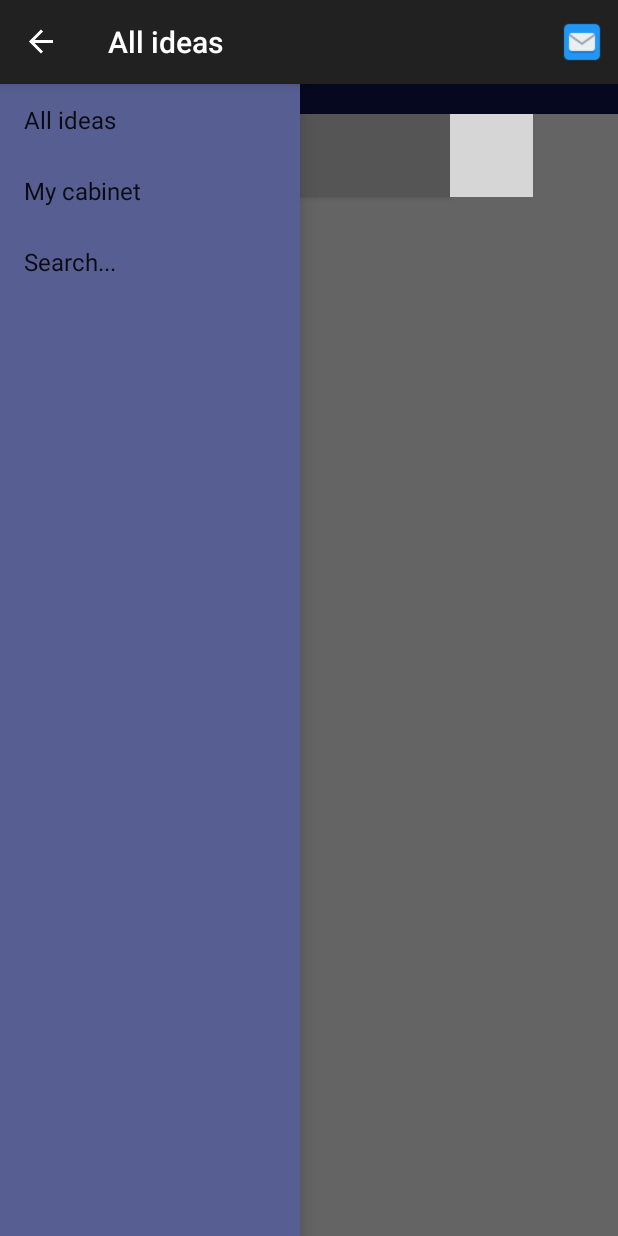
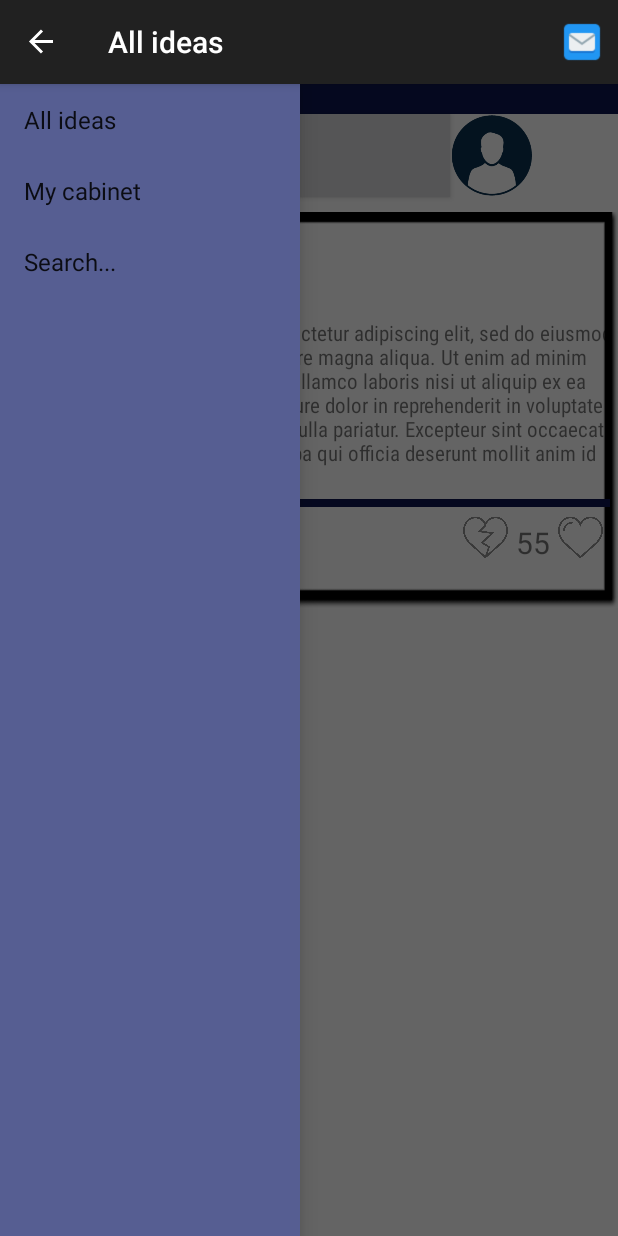
Before and after one commit to EStotskaya/Idee, an Android app: the AppActivity screen opened directly, with no data from a screen before it, with the side drawer open, on a phone screen of 412 x 824 dp. Run offline under Robolectric (Android 15) with nearby library versions, the phone set to English and light mode, and no system bars; our stand-ins replace ButterKnife; grey boxes are pictures that could not be loaded.

Commit message:
initial adapter + cell view for idea + new pics

```diff
--- a/android/app/src/main/AndroidManifest.xml
+++ b/android/app/src/main/AndroidManifest.xml
@@ -7,7 +7,7 @@
 
     <application
         android:allowBackup="true"
-        android:icon="@drawable/logo"
+        android:icon="@drawable/main_icon"
         android:label="@string/app_name"
         android:theme="@style/AppTheme" >
         <activity
--- a/android/app/src/main/java/com/code_and_fix/idee/AllIdeasFragment.java
+++ b/android/app/src/main/java/com/code_and_fix/idee/AllIdeasFragment.java
@@ -6,12 +6,17 @@ import android.app.Fragment;
 import android.view.LayoutInflater;
 import android.view.View;
 import android.view.ViewGroup;
+import android.widget.FrameLayout;
+
+import butterknife.Bind;
 
 
 /**
  * A simple {@link Fragment} subclass.
  */
 public class AllIdeasFragment extends Fragment {
+
+    @Bind(R.id.frame) FrameLayout frame;
 
 
     public AllIdeasFragment() {
@@ -22,7 +27,9 @@ public class AllIdeasFragment extends Fragment {
     @Override
     public View onCreateView(LayoutInflater inflater, ViewGroup container,
                              Bundle savedInstanceState) {
-        // Inflate the layout for this fragment
+
+        //will be changed, when there'll be an adapter and database
+        View view = inflater.inflate(R.layout.idea_cell, container, true);
         return inflater.inflate(R.layout.fragment_all_ideas, container, false);
     }
 
--- a/android/app/src/main/res/layout/activity_app.xml
+++ b/android/app/src/main/res/layout/activity_app.xml
@@ -26,7 +26,7 @@
         android:textSize="20sp"
         android:textStyle="italic"
         android:clickable="true"
-        android:fontFamily="sans-serif-condensed"
+        android:fontFamily="sans-serif-thin"
         android:elevation="2dp"/>
 
     <ImageView
@@ -39,6 +39,7 @@
         />
 
     <FrameLayout android:id="@+id/mainFrame"
+        android:layout_marginTop="10dp"
         android:layout_width="match_parent"
         android:layout_height="match_parent"
         android:layout_below="@+id/logInfo"
--- a/android/app/src/main/res/layout/activity_main.xml
+++ b/android/app/src/main/res/layout/activity_main.xml
@@ -14,7 +14,7 @@
             android:layout_marginTop="40dp"
             android:layout_centerHorizontal="true"
             android:id="@+id/logo"
-            android:src="@drawable/logo"/>
+            android:src="@drawable/main_icon"/>
 
         <TextView android:text="@string/idea_title"
             android:layout_width="wrap_content"
--- a/android/app/src/main/res/layout/fragment_all_ideas.xml
+++ b/android/app/src/main/res/layout/fragment_all_ideas.xml
@@ -1,9 +1,9 @@
 <FrameLayout xmlns:android="http://schemas.android.com/apk/res/android"
     xmlns:tools="http://schemas.android.com/tools" android:layout_width="match_parent"
-    android:layout_height="match_parent" tools:context="com.code_and_fix.idee.AllIdeasFragment">
+    android:layout_height="match_parent" tools:context="com.code_and_fix.idee.AllIdeasFragment"
+    android:id="@+id/frame">
 
     <!-- TODO: Update blank fragment layout -->
-    <TextView android:layout_width="match_parent" android:layout_height="match_parent"
-        android:text="All Ideas Fragment" />
+
 
 </FrameLayout>
--- a/android/app/src/main/res/layout/fragment_new_idea.xml
+++ b/android/app/src/main/res/layout/fragment_new_idea.xml
@@ -19,8 +19,9 @@
         android:inputType="textMultiLine"
         android:lines="5"
         android:maxLines="5"
-        android:background="@drawable/oldschool_border"
+        android:background="@drawable/large"
         android:elevation="2dp"
+        android:textStyle="italic"
         />
 
     <Button
@@ -33,6 +34,7 @@
         android:layout_below="@+id/ideaBody"
         android:layout_alignLeft="@+id/ideaBody"
         android:layout_marginTop="10dp"
+        android:fontFamily="sans-serif-thin"
         />
 
    </RelativeLayout>
--- /dev/null
+++ b/android/app/src/main/res/layout/idea_cell.xml
@@ -0,0 +1,106 @@
+<?xml version="1.0" encoding="utf-8"?>
+<LinearLayout xmlns:android="http://schemas.android.com/apk/res/android"
+    android:orientation="vertical" android:layout_width="match_parent"
+    android:layout_height="match_parent">
+
+    <RelativeLayout
+        android:layout_width="match_parent"
+        android:layout_height="264dp"
+        android:background="@drawable/plain_idea_frame">
+
+        <ImageView
+            android:layout_width="55dp"
+            android:layout_height="55dp"
+            android:src="@drawable/profile_pictures"
+            android:id="@+id/profPic"
+            android:layout_marginTop="10dp"
+            android:layout_marginLeft="7dp"
+            android:layout_alignParentLeft="true"
+            />
+
+        <TextView
+            android:layout_width="wrap_content"
+            android:layout_height="wrap_content"
+            android:layout_toRightOf="@+id/profPic"
+            android:layout_marginTop="10dp"
+            android:layout_marginLeft="5dp"
+            android:fontFamily="sans-serif-thin"
+            android:id="@+id/username"
+            android:text="Mary Mary"/>
+
+        <TextView
+            android:layout_width="wrap_content"
+            android:layout_height="wrap_content"
+            android:layout_toRightOf="@+id/profPic"
+            android:layout_marginLeft="5dp"
+            android:fontFamily="sans-serif-thin"
+            android:id="@+id/timestamp"
+            android:layout_below="@+id/username"
+            android:text="14/11/2016 | 22:22"/>
+
+        <TextView
+            android:layout_width="match_parent"
+            android:layout_height="wrap_content"
+            android:id="@+id/ideaText"
+            android:layout_marginLeft="7dp"
+            android:layout_marginTop="5dp"
+            android:fontFamily="sans-serif-condensed"
+            android:layout_below="@+id/profPic"
+            android:minLines="4"
+            android:text="Lorem ipsum dolor sit amet, consectetur adipiscing elit, sed do eiusmod tempor incididunt ut labore et dolore magna aliqua. Ut enim ad minim veniam, quis nostrud exercitation ullamco laboris nisi ut aliquip ex ea commodo consequat. Duis aute irure dolor in reprehenderit in voluptate velit esse cillum dolore eu fugiat nulla pariatur. Excepteur sint occaecat cupidatat non proident, sunt in culpa qui officia deserunt mollit anim id est laborum." />
+
+        <TextView
+            android:layout_width="match_parent"
+            android:layout_height="5dp"
+            android:background="@color/BACK"
+            android:layout_marginTop="5dp"
+            android:layout_marginRight="5dp"
+            android:layout_marginLeft="2dp"
+            android:layout_below="@+id/ideaText"
+            android:id="@+id/colorBar"/>
+
+        <ImageView
+            android:layout_width="30dp"
+            android:layout_height="30dp"
+            android:src="@drawable/comment1"
+            android:id="@+id/comment"
+            android:layout_below="@+id/colorBar"
+            android:layout_marginTop="5dp"
+            android:layout_marginLeft="7dp"/>
+
+        <ImageView
+            android:layout_width="30dp"
+            android:layout_height="30dp"
+            android:src="@drawable/like"
+            android:id="@+id/like"
+            android:layout_below="@+id/colorBar"
+            android:layout_marginTop="5dp"
+            android:layout_marginRight="10dp"
+            android:layout_alignParentRight="true"/>
+
+        <TextView
+            android:layout_width="wrap_content"
+            android:layout_height="wrap_content"
+            android:layout_below="@+id/colorBar"
+            android:layout_marginTop="10dp"
+            android:layout_toLeftOf="@+id/like"
+            android:layout_marginRight="5dp"
+            android:textSize="20dp"
+            android:text="55"
+            android:fontFamily="sans-serif-thin"
+            android:textStyle="bold"
+            android:id="@+id/rate"/>
+
+        <ImageView
+            android:layout_width="30dp"
+            android:layout_height="30dp"
+            android:src="@drawable/dislike"
+            android:id="@+id/dislike"
+            android:layout_below="@+id/colorBar"
+            android:layout_marginTop="5dp"
+            android:layout_marginRight="5dp"
+            android:layout_toLeftOf="@+id/rate"/>
+
+    </RelativeLayout>
+
+</LinearLayout>
```
Also changed, not shown: android/app/src/main/java/com/code_and_fix/idee/IdeeAdapter.java (added, +85 -0 lines), android/app/src/main/res/layout/fragment_my_cabinet.xml (+5 -4 lines), android/app/src/main/res/drawable/blue_back.jpg (added), android/app/src/main/res/drawable/comment1.png (added), android/app/src/main/res/drawable/dislike.png (added), android/app/src/main/res/drawable/large.png (added), android/app/src/main/res/drawable/like.png (added), android/app/src/main/res/drawable/main_icon.png (added), android/app/src/main/res/drawable/plain_idea_frame.png (added), android/app/src/main/res/drawable/profile_pictures.png (added), android/app/src/main/res/drawable/text_bubble_box.png (added).
